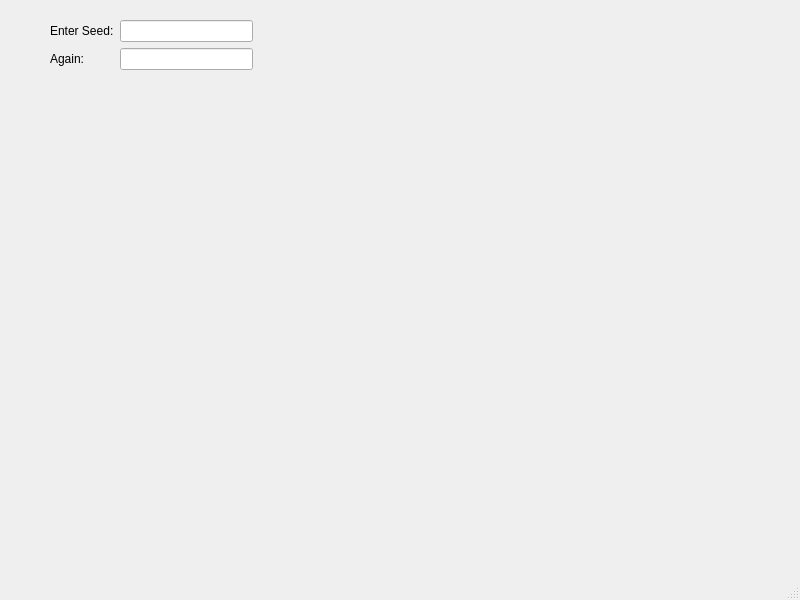
Before: the Qt Designer form inc/form1.ui in I3ck/determ-pwgen, drawn with Qt 5.
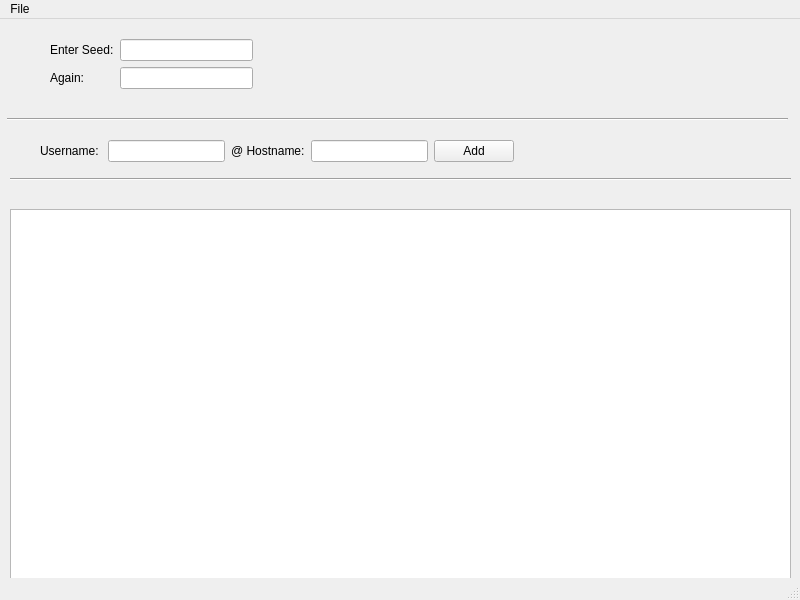
After: the same form once the commit is applied.

Commit message: improved the qt view

Diff of the .ui file:
```diff
--- a/inc/form1.ui
+++ b/inc/form1.ui
@@ -17,6 +17,42 @@
    <locale language="English" country="UnitedStates"/>
   </property>
   <widget class="QWidget" name="centralwidget">
+   <widget class="Line" name="line">
+    <property name="geometry">
+     <rect>
+      <x>7</x>
+      <y>90</y>
+      <width>781</width>
+      <height>20</height>
+     </rect>
+    </property>
+    <property name="orientation">
+     <enum>Qt::Horizontal</enum>
+    </property>
+   </widget>
+   <widget class="Line" name="line_2">
+    <property name="geometry">
+     <rect>
+      <x>10</x>
+      <y>150</y>
+      <width>781</width>
+      <height>20</height>
+     </rect>
+    </property>
+    <property name="orientation">
+     <enum>Qt::Horizontal</enum>
+    </property>
+   </widget>
+   <widget class="QTableView" name="tableViewAccounts">
+    <property name="geometry">
+     <rect>
+      <x>10</x>
+      <y>190</y>
+      <width>781</width>
+      <height>371</height>
+     </rect>
+    </property>
+   </widget>
    <widget class="QWidget" name="">
     <property name="geometry">
      <rect>
@@ -35,7 +71,14 @@
       </widget>
      </item>
      <item row="0" column="1">
-      <widget class="QLineEdit" name="lineEdit"/>
+      <widget class="QLineEdit" name="lineEditSeed1">
+       <property name="echoMode">
+        <enum>QLineEdit::Password</enum>
+       </property>
+       <property name="clearButtonEnabled">
+        <bool>false</bool>
+       </property>
+      </widget>
      </item>
      <item row="1" column="0">
       <widget class="QLabel" name="label_2">
@@ -45,14 +88,65 @@
       </widget>
      </item>
      <item row="1" column="1">
-      <widget class="QLineEdit" name="lineEdit_2"/>
+      <widget class="QLineEdit" name="lineEditSeed2">
+       <property name="echoMode">
+        <enum>QLineEdit::Password</enum>
+       </property>
+      </widget>
      </item>
     </layout>
    </widget>
-   <zorder>label_2</zorder>
-   <zorder>lineEdit_2</zorder>
-   <zorder>label</zorder>
-   <zorder>lineEdit</zorder>
+   <widget class="QWidget" name="">
+    <property name="geometry">
+     <rect>
+      <x>40</x>
+      <y>120</y>
+      <width>474</width>
+      <height>24</height>
+     </rect>
+    </property>
+    <layout class="QHBoxLayout" name="horizontalLayout">
+     <item>
+      <widget class="QLabel" name="labelAddUsername">
+       <property name="text">
+        <string>Username: </string>
+       </property>
+      </widget>
+     </item>
+     <item>
+      <widget class="QLineEdit" name="lineEditAddUsername"/>
+     </item>
+     <item>
+      <widget class="QLabel" name="labelAddHostname">
+       <property name="text">
+        <string>@ Hostname:</string>
+       </property>
+      </widget>
+     </item>
+     <item>
+      <widget class="QLineEdit" name="lineEditAddHostname"/>
+     </item>
+     <item>
+      <widget class="QPushButton" name="pushButtonAdd">
+       <property name="text">
+        <string>Add</string>
+       </property>
+      </widget>
+     </item>
+    </layout>
+   </widget>
+   <zorder>labelSeed2</zorder>
+   <zorder>lineEditSeed2</zorder>
+   <zorder>labelSeed1</zorder>
+   <zorder>lineEditSeed1</zorder>
+   <zorder>pushButtonAdd</zorder>
+   <zorder>line</zorder>
+   <zorder>labelAddUsername</zorder>
+   <zorder>labelAddHostname</zorder>
+   <zorder>lineEditAddUsername</zorder>
+   <zorder>lineEditAddHostname</zorder>
+   <zorder>line_2</zorder>
+   <zorder>tableViewAccounts</zorder>
   </widget>
   <widget class="QMenuBar" name="menubar">
    <property name="geometry">
@@ -63,6 +157,16 @@
      <height>19</height>
     </rect>
    </property>
+   <widget class="QMenu" name="menuFile">
+    <property name="title">
+     <string>File</string>
+    </property>
+    <addaction name="actionLoad_accounts"/>
+    <addaction name="separator"/>
+    <addaction name="actionSave"/>
+    <addaction name="actionSave_as"/>
+   </widget>
+   <addaction name="menuFile"/>
   </widget>
   <widget class="QStatusBar" name="statusbar"/>
  </widget>
```
Left out of the diff: 19 changed lines with no effect on the pictures. The commit also changes 1 other file.
